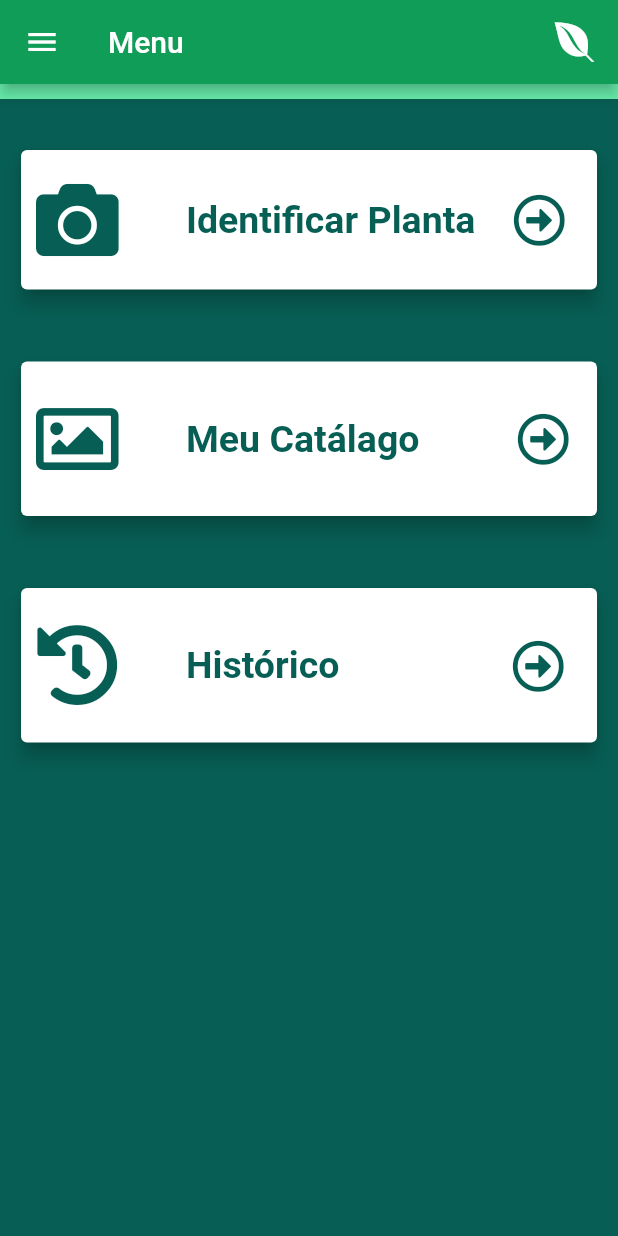
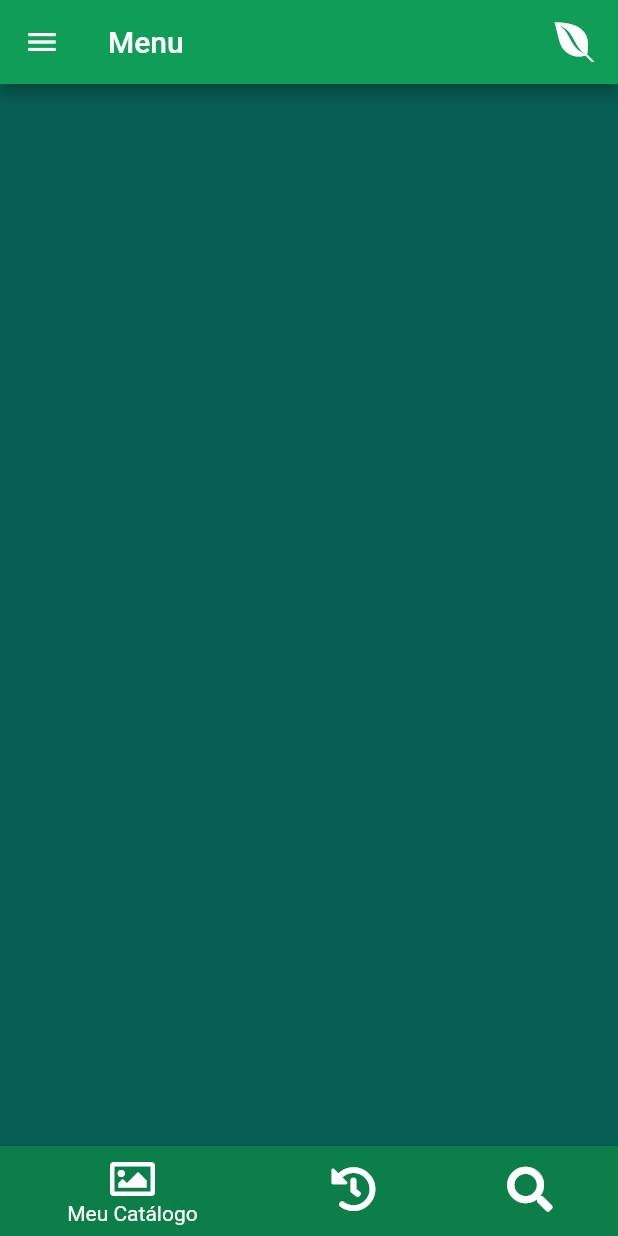
Before and after one commit to hbgit/qplant, a Flutter app: the Home screen opened by its route, on a phone screen of 412 x 824 dp. Run offline on Flutter 3.47's test engine with Material 2 defaults, Android fonts, the phone set to English and light mode, and no system bars; our stand-ins replace font_awesome_flutter, pin_code_fields.

Commit message:
Update Menu in Home screen
Signed-off-by: Herbert Rocha <herberthb12@gmail.com>

```diff
--- a/lib/view/Home.dart
+++ b/lib/view/Home.dart
@@ -6,6 +6,16 @@ import 'package:intl/date_symbol_data_local.dart';
 import 'package:qplant/controller/RouteGenerator.dart';
 import 'package:qplant/view/MyCatalog.dart';
 
+// the seq is equal to the _getDrawerItem function
+enum HAM_MENU {
+  home,
+  id_planta,
+  my_catalog,
+  history,
+  about_app,
+  logout
+}
+
 class Home extends StatefulWidget {
   @override
   _HomeViewState createState() => _HomeViewState();
@@ -13,9 +23,11 @@ class Home extends StatefulWidget {
 
 class _HomeViewState extends State<Home> {
   //final Auth _auth = Auth();
+  // Menu var
   int _selectedIndex = 0;
-  var _mapMenu = {'home':0,'id_planta':1,'meu_catalogo':2,'historico':3,'sobre_app':4,'sair_conta':5};
   String _menuPath = "Menu";
+
+  // Header
   String _formattedDate =
       DateFormat('EEEE d MMM kk:mm:ss', 'pt_BR').format(DateTime.now());
 
@@ -26,13 +38,24 @@ class _HomeViewState extends State<Home> {
 
   _getDrawerItem(int pos) {
     switch (pos) {
+      case 0:
+        print("Home");
+        break;
       case 1:
+        print("Identificar Planta");
+        break;
+      case 2:
         print("Meu Catalago");
-        //Navigator.pushNamed(context, RouteGenerator.ROUTE_MY_CATALOG);
         return MyCatalog();
         break;
-      case 2:
+      case 3:
         print("Histórico");
+        break;
+      case 4:
+        print("Sobre o APP");
+        break;
+      case 5:
+        print("Sair da Conta");
         break;
       default:
         break;
@@ -40,214 +63,87 @@ class _HomeViewState extends State<Home> {
   }
 
   _homeScreen(){
-    print("TELA");
-    return Column(
-      children: [
-        GestureDetector(
-          onTap: (){
-            print("Card: Meu Catálago");
-            setState(() {
-              _menuPath = "Classificador";
-              _selectedIndex = 1;
-            });
-          },
-          child: Container(
-            decoration: BoxDecoration(
-                border: Border(
-                    top: BorderSide(
-                        width: 10.0,
-                        color: Colors.greenAccent
-                    )
-                )
-            ),
-            padding: EdgeInsets.fromLTRB(10, 30, 10, 10),
-            height: 151,
-            width: double.maxFinite,
-            child: Card(
-              elevation: 5,
-              child: Stack(
-                children: [
-                  Align(
-                    child: Stack(
-                      children: [
-                        Column(
-                          mainAxisAlignment: MainAxisAlignment.spaceAround,
-                          children: [
-                            Padding(
-                              padding: EdgeInsets.all(10),
-                              child: Row(
-                                //mainAxisAlignment: MainAxisAlignment.spaceEvenly,
-                                children: [
-                                  FaIcon(
-                                    FontAwesomeIcons.camera,
-                                    color: Color(0xff075E54),
-                                    size: 55,
-                                  ),
-                                  SizedBox(
-                                    width: 45,
-                                  ),
-                                  Text(
-                                      'Identificar Planta',
-                                      textAlign: TextAlign.left,
-                                      style: TextStyle(
-                                          color: Color(0xff075E54),
-                                          fontSize: 25,
-                                          fontWeight: FontWeight.bold
-                                      )
-                                  ),
-                                  SizedBox(
-                                    width: 25,
-                                  ),
-                                  FaIcon(
-                                    FontAwesomeIcons.arrowAltCircleRight,
-                                    color: Color(0xff075E54),
-                                    size: 35,
-                                  ),
-                                ],
-                              ),
-                            )
-                          ],
-                        ),
-                      ],
-                    ),
-                  )
-                ],
-              ),
-            ),
-          ),
-        ),
-        GestureDetector(
-          onTap: (){
-            print("Card: Meu Catálago");
-            setState(() {
-              _menuPath = "Meu Catálago";
-              _selectedIndex = 1;
-            });
-          },
-          child: Container(
-            padding: EdgeInsets.fromLTRB(10, 30, 10, 10),
-            height: 151,
-            width: double.maxFinite,
-            child: Card(
-              elevation: 5,
-              child: Stack(
-                children: [
-                  Align(
-                    child: Stack(
-                      children: [
-                        Column(
-                          mainAxisAlignment: MainAxisAlignment.spaceAround,
-                          children: [
-                            Padding(
-                              padding: EdgeInsets.all(10),
-                              child: Row(
-                                //mainAxisAlignment: MainAxisAlignment.spaceEvenly,
-                                children: [
-                                  FaIcon(
-                                    FontAwesomeIcons.image,
-                                    color: Color(0xff075E54),
-                                    size: 55,
-                                  ),
-                                  SizedBox(
-                                    width: 45,
-                                  ),
-                                  Text(
-                                      'Meu Catálago',
-                                      textAlign: TextAlign.left,
-                                      style: TextStyle(
-                                          color: Color(0xff075E54),
-                                          fontSize: 25,
-                                          fontWeight: FontWeight.bold
-                                      )
-                                  ),
-                                  SizedBox(
-                                    width: 65,
-                                  ),
-                                  FaIcon(
-                                    FontAwesomeIcons.arrowAltCircleRight,
-                                    color: Color(0xff075E54),
-                                    size: 35,
-                                  ),
-                                ],
-                              ),
-                            )
-                          ],
-                        ),
-                      ],
-                    ),
-                  )
-                ],
-              ),
-            ),
-          ),
-        ),
-        GestureDetector(
-          onTap: (){
-            print("Card: Meu Catálago");
-            setState(() {
-              _menuPath = "Meu Catálago";
-              _selectedIndex = 1;
-            });
-          },
-          child: Container(
-            padding: EdgeInsets.fromLTRB(10, 30, 10, 10),
-            height: 151,
-            width: double.maxFinite,
-            child: Card(
-              elevation: 5,
-              child: Stack(
-                children: [
-                  Align(
-                    child: Stack(
-                      children: [
-                        Column(
-                          mainAxisAlignment: MainAxisAlignment.spaceAround,
-                          children: [
-                            Padding(
-                              padding: EdgeInsets.all(10),
-                              child: Row(
-                                //mainAxisAlignment: MainAxisAlignment.spaceEvenly,
-                                children: [
-                                  FaIcon(
-                                    FontAwesomeIcons.history,
-                                    color: Color(0xff075E54),
-                                    size: 55,
-                                  ),
-                                  SizedBox(
-                                    width: 45,
-                                  ),
-                                  Text(
-                                      'Histórico',
-                                      textAlign: TextAlign.left,
-                                      style: TextStyle(
-                                          color: Color(0xff075E54),
-                                          fontSize: 25,
-                                          fontWeight: FontWeight.bold
-                                      )
-                                  ),
-                                  SizedBox(
-                                    width: 115,
-                                  ),
-                                  FaIcon(
-                                    FontAwesomeIcons.arrowAltCircleRight,
-                                    color: Color(0xff075E54),
-                                    size: 35,
-                                  ),
-                                ],
-                              ),
-                            )
-                          ],
-                        ),
-                      ],
-                    ),
-                  )
-                ],
-              ),
-            ),
-          ),
-        )
-      ],
+    return Container(
+      padding: EdgeInsets.all(13),
+      //child: ,
     );
+      //Column(
+      // children: [
+      //   GestureDetector(
+      //     onTap: (){
+      //       print("Card: Meu Catálago");
+      //       setState(() {
+      //         _menuPath = "Classificador";
+      //         _selectedIndex = 1;
+      //       });
+      //     },
+      //     child: Container(
+      //       decoration: BoxDecoration(
+      //           border: Border(
+      //               top: BorderSide(
+      //                   width: 10.0,
+      //                   color: Colors.greenAccent
+      //               )
+      //           )
+      //       ),
+      //       padding: EdgeInsets.fromLTRB(10, 30, 10, 10),
+      //       height: 151,
+      //       width: double.maxFinite,
+      //       child: Card(
+      //         elevation: 5,
+      //         child: Stack(
+      //           children: [
+      //             Align(
+      //               child: Stack(
+      //                 children: [
+      //                   Column(
+      //                     mainAxisAlignment: MainAxisAlignment.spaceAround,
+      //                     children: [
+      //                       Padding(
+      //                         padding: EdgeInsets.all(10),
+      //                         child: Row(
+      //                           //mainAxisAlignment: MainAxisAlignment.spaceEvenly,
+      //                           children: [
+      //                             FaIcon(
+      //                               FontAwesomeIcons.camera,
+      //                               color: Color(0xff075E54),
+      //                               size: 55,
+      //                             ),
+      //                             SizedBox(
+      //                               width: 45,
+      //                             ),
+      //                             Text(
+      //                                 'Identificar Planta',
+      //                                 textAlign: TextAlign.left,
+      //                                 style: TextStyle(
+      //                                     color: Color(0xff075E54),
+      //                                     fontSize: 25,
+      //                                     fontWeight: FontWeight.bold
+      //                                 )
+      //                             ),
+      //                             SizedBox(
+      //                               width: 25,
+      //                             ),
+      //                             FaIcon(
+      //                               FontAwesomeIcons.arrowAltCircleRight,
+      //                               color: Color(0xff075E54),
+      //                               size: 35,
+      //                             ),
+      //                           ],
+      //                         ),
+      //                       )
+      //                     ],
+      //                   ),
+      //                 ],
+      //               ),
+      //             )
+      //           ],
+      //         ),
+      //       ),
+      //     ),
+      //   ),
+      // ],
+    //);
   }
 
   // Home Screen
@@ -328,10 +224,38 @@ class _HomeViewState extends State<Home> {
                     ),
                     selected: 0 == _selectedIndex,
                     onTap: () {
+                      print(HAM_MENU.home);
                       setState(() {
                         _menuPath = "Menu";
                       });
-                      _onSelectItem(0);
+                      _onSelectItem(HAM_MENU.home.index);
+                    },
+                  ),
+                ),
+              ],
+            ),
+            ListView(
+              shrinkWrap: true,
+              children: [
+                Ink(
+                  color: Color(0xff0c7e47),
+                  child: ListTile(
+                    leading: FaIcon(
+                      FontAwesomeIcons.search,
+                      color: Colors.white,
+                      size: 30,
+                    ),
+                    title: Text(
+                        'Identificar Planta',
+                        textAlign: TextAlign.left,
+                        style: TextStyle(color: Colors.white, fontSize: 15)
+                    ),
+                    selected: 1 == _selectedIndex,
+                    onTap: () {
+                      setState(() {
+                        _menuPath = "Identificar Planta";
+                      });
+                      _onSelectItem(HAM_MENU.id_planta.index);
                     },
                   ),
                 ),
@@ -358,7 +282,7 @@ class _HomeViewState extends State<Home> {
                       setState(() {
                         _menuPath = "Meu Catálago";
                       });
-                      _onSelectItem(1);
+                      _onSelectItem(HAM_MENU.my_catalog.index);
                     },
                   ),
                 ),
@@ -385,7 +309,7 @@ class _HomeViewState extends State<Home> {
                       setState(() {
                         _menuPath = "Histórico";
                       });
-                      //print("Text");
+                      _onSelectItem(HAM_MENU.history.index);
                     },
                   ),
                 ),
@@ -412,6 +336,7 @@ class _HomeViewState extends State<Home> {
                       setState(() {
                         _menuPath = "Sobre o APP";
                       });
+                      _onSelectItem(HAM_MENU.about_app.index);
                     },
                   ),
                 ),
@@ -438,7 +363,7 @@ class _HomeViewState extends State<Home> {
                       setState(() {
                         _menuPath = "Sair da Conta";
                       });
-                      //print("Text");
+                      _onSelectItem(HAM_MENU.logout.index);
                     },
                   ),
                 ),
@@ -448,6 +373,44 @@ class _HomeViewState extends State<Home> {
         ),
       ),
       body: _selectedIndex == 0 ? _homeScreen() : _getDrawerItem(_selectedIndex),
+      bottomNavigationBar: BottomNavigationBar(
+        currentIndex: _selectedIndex,
+        onTap: (index){
+          setState(() {
+            _selectedIndex = index;
+          });
+        },
+        type: BottomNavigationBarType.shifting,
+        items: [
+          BottomNavigationBarItem(
+            icon: FaIcon(
+              FontAwesomeIcons.image,
+              color: Colors.white,
+              size: 30,
+            ),
+            label: "Meu Catálogo",
+            backgroundColor: Color(0xff0c7e47),
+          ),
+          BottomNavigationBarItem(
+              icon: FaIcon(
+                FontAwesomeIcons.history,
+                color: Colors.white,
+                size: 30,
+              ),
+              label: "Histórico",
+              backgroundColor: Color(0xff20b2aa),
+          ),
+          BottomNavigationBarItem(
+            icon: FaIcon(
+              FontAwesomeIcons.search,
+              color: Colors.white,
+              size: 30,
+            ),
+            label: "Planta?",
+            backgroundColor: Color(0xff3cb371),
+          ),
+        ],
+      ),
     );
   }
 }
```
